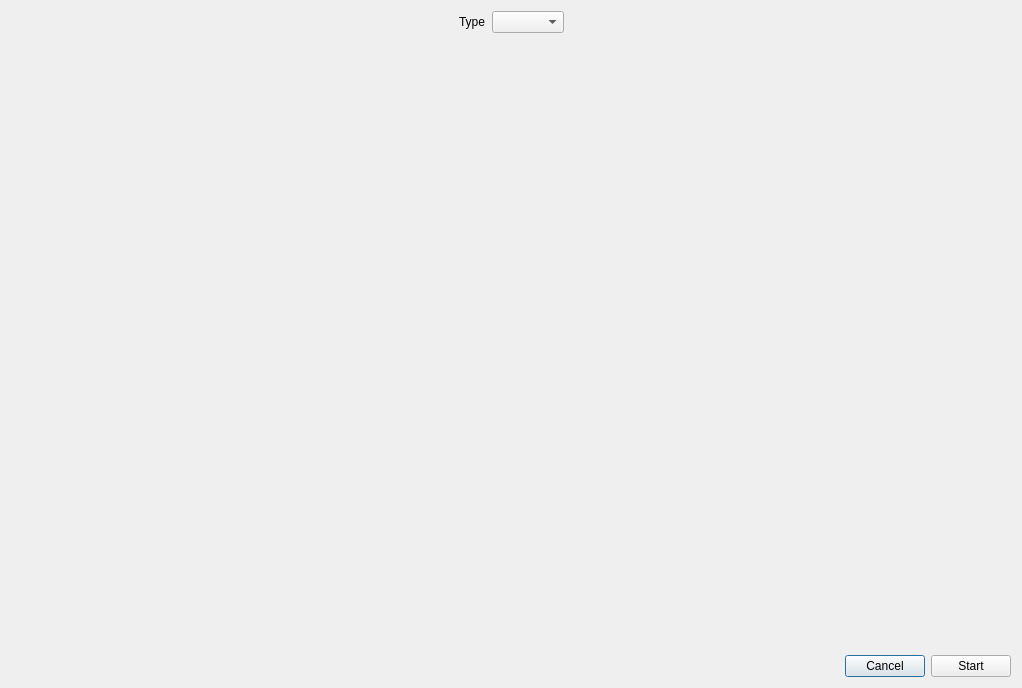
First picture: the form in Mines/gui/new_game_dialog.ui, repository dwarfovich/Mines, before the edit.
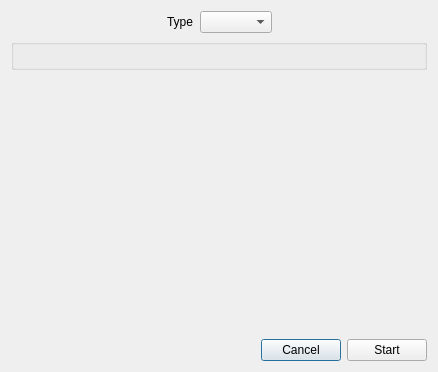
Second picture: the form after the edit.

Diff of the .ui file:
```diff
--- a/Mines/gui/new_game_dialog.ui
+++ b/Mines/gui/new_game_dialog.ui
@@ -6,10 +6,16 @@
    <rect>
     <x>0</x>
     <y>0</y>
-    <width>1022</width>
-    <height>688</height>
+    <width>437</width>
+    <height>361</height>
    </rect>
   </property>
+  <property name="sizePolicy">
+   <sizepolicy hsizetype="MinimumExpanding" vsizetype="MinimumExpanding">
+    <horstretch>0</horstretch>
+    <verstretch>0</verstretch>
+   </sizepolicy>
+  </property>
   <property name="windowTitle">
    <string>Dialog</string>
   </property>
@@ -37,7 +43,23 @@
       </widget>
      </item>
      <item>
-      <widget class="QComboBox" name="boardsComboBox"/>
+      <widget class="QComboBox" name="boardsComboBox">
+       <property name="sizePolicy">
+        <sizepolicy hsizetype="Minimum" vsizetype="Fixed">
+         <horstretch>0</horstretch>
+         <verstretch>0</verstretch>
+        </sizepolicy>
+       </property>
+       <property name="locale">
+        <locale language="English" country="UnitedStates"/>
+       </property>
+       <property name="insertPolicy">
+        <enum>QComboBox::NoInsert</enum>
+       </property>
+       <property name="sizeAdjustPolicy">
+        <enum>QComboBox::AdjustToContents</enum>
+       </property>
+      </widget>
      </item>
      <item>
       <spacer name="horizontalSpacer_2">
@@ -55,24 +77,20 @@
     </layout>
    </item>
    <item>
-    <widget class="QFrame" name="parametersWidgetFrame">
-     <property name="frameShape">
-      <enum>QFrame::StyledPanel</enum>
-     </property>
-     <property name="frameShadow">
-      <enum>QFrame::Raised</enum>
-     </property>
-    </widget>
+    <widget class="QGroupBox" name="parametersWidgetGroupBox"/>
    </item>
    <item>
     <spacer name="verticalSpacer">
      <property name="orientation">
       <enum>Qt::Vertical</enum>
      </property>
+     <property name="sizeType">
+      <enum>QSizePolicy::Fixed</enum>
+     </property>
      <property name="sizeHint" stdset="0">
       <size>
-       <width>20</width>
-       <height>579</height>
+       <width>416</width>
+       <height>263</height>
       </size>
      </property>
     </spacer>
```
